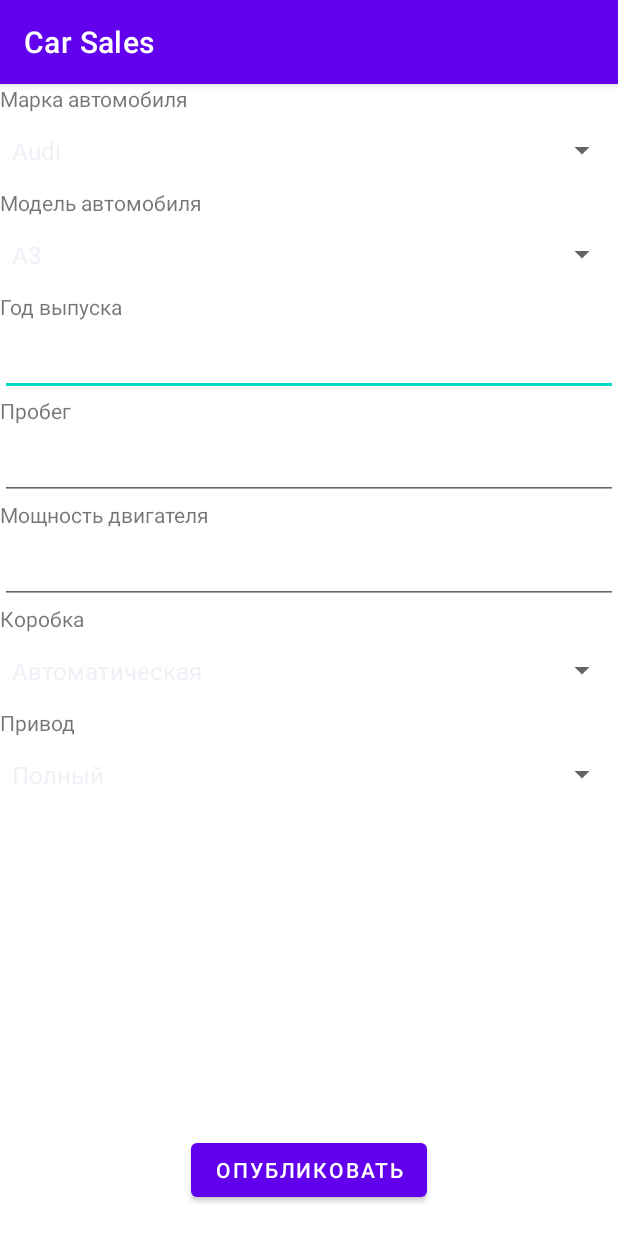
After one commit to Odyvannnn/CarSales, an Android app: the AdActivity screen opened directly, with no data from a screen before it, on a phone screen of 412 x 824 dp. The commit adds this screen. Run offline under Robolectric (Android 15) with nearby library versions, the phone set to English and light mode, and no system bars; our stand-ins replace Firebase (no records; nobody signed in at launch, a user with empty details on screens opened directly).

Commit message:
added new activity for ads + connection with firestone db for adding ads to db

```diff
--- a/app/build.gradle
+++ b/app/build.gradle
@@ -44,6 +44,7 @@ dependencies {
     implementation 'androidx.constraintlayout:constraintlayout:2.1.4'
     implementation 'androidx.navigation:navigation-fragment-ktx:2.5.3'
     implementation 'androidx.navigation:navigation-ui-ktx:2.5.3'
+    implementation 'com.google.firebase:firebase-firestore-ktx:24.1.1'
     testImplementation 'junit:junit:4.13.2'
     androidTestImplementation 'androidx.test.ext:junit:1.1.4'
     androidTestImplementation 'androidx.test.espresso:espresso-core:3.5.0'
--- /dev/null
+++ b/app/src/main/java/com/main/carsales/ad/AdActivity.kt
@@ -0,0 +1,90 @@
+package com.main.carsales.ad
+
+import android.content.Intent
+import android.os.Bundle
+import android.view.View
+import android.widget.AdapterView
+import android.widget.ArrayAdapter
+import android.widget.Spinner
+import android.widget.Toast
+import androidx.appcompat.app.AppCompatActivity
+import com.google.firebase.firestore.ktx.firestore
+import com.google.firebase.ktx.Firebase
+import com.main.carsales.R
+import com.main.carsales.databinding.ActivityAdBinding
+import com.main.carsales.main.MainActivity
+
+
+class AdActivity : AppCompatActivity() {
+
+    private lateinit var binding: ActivityAdBinding
+    private val db = Firebase.firestore
+
+    override fun onCreate(savedInstanceState: Bundle?) {
+        super.onCreate(savedInstanceState)
+        binding = ActivityAdBinding.inflate(layoutInflater)
+        setContentView(binding.root)
+
+        binding.publishButton.setOnClickListener{
+            val adInfo = hashMapOf(
+                "car_brand" to binding.carBrand.selectedItem.toString(),
+                "car_model" to binding.carModel.selectedItem.toString(),
+                "year" to binding.year.text.toString(),
+                "mileage" to binding.mileage.text.toString(),
+                "engine_power" to binding.enginePower.text.toString(),
+                "transmission" to binding.transmission.selectedItem.toString(),
+                "car_drive_type" to binding.carDriveType.selectedItem.toString(),
+                "status" to "on_moderation"
+            )
+
+            db.collection("ads").document().set(adInfo)
+                .addOnSuccessListener {
+                    startActivity(Intent(this, MainActivity::class.java))
+                    Toast.makeText(
+                        this, "Объявление отправлено на модерацию",
+                        Toast.LENGTH_SHORT
+                    ).show()
+                }.addOnFailureListener {
+                    Toast.makeText(
+                        this, "Ошибка, попробуйте еще раз",
+                        Toast.LENGTH_SHORT
+                    ).show()
+                }
+        }
+
+        val spinnerBrand = findViewById<Spinner>(R.id.car_brand)
+        val spinnerModel = findViewById<Spinner>(R.id.car_model)
+        val spinnerTransmission = findViewById<Spinner>(R.id.transmission)
+        val spinnerCarDriveType = findViewById<Spinner>(R.id.car_drive_type)
+
+        fun adapterSpinner(array: Array<String>, spinner: Spinner){
+            val adapterSpinner =
+                ArrayAdapter(applicationContext, android.R.layout.simple_spinner_item, array)
+            adapterSpinner.setDropDownViewResource(android.R.layout.simple_spinner_dropdown_item)
+            spinner.adapter = adapterSpinner
+        }
+
+        adapterSpinner(resources.getStringArray(R.array.car_brands), spinnerBrand)
+        adapterSpinner(resources.getStringArray(R.array.car_transmission_array), spinnerTransmission)
+        adapterSpinner(resources.getStringArray(R.array.car_drive_type_array), spinnerCarDriveType)
+
+        binding.carBrand.onItemSelectedListener = object :AdapterView.OnItemSelectedListener{
+            override fun onItemSelected(parent: AdapterView<*>?, view: View?, position: Int, id: Long) {
+                when (position){
+                    0 -> {
+                        adapterSpinner(resources.getStringArray(R.array.audi_models), spinnerModel)
+                    }
+                    1 -> {
+                        adapterSpinner(resources.getStringArray(R.array.bmw_models), spinnerModel)
+                    }
+                    2 -> {
+                        adapterSpinner(resources.getStringArray(R.array.toyota_models), spinnerModel)
+                    }
+                }
+            }
+            override fun onNothingSelected(parent: AdapterView<*>?) {
+            }
+        }
+    }
+
+}
--- a/app/src/main/java/com/main/carsales/main/AccountFragment.kt
+++ b/app/src/main/java/com/main/carsales/main/AccountFragment.kt
@@ -12,7 +12,6 @@ import com.main.carsales.databinding.FragmentAccountBinding
 
 class AccountFragment : Fragment() {
 
-    private lateinit var auth: FirebaseAuth
     private var _binding: FragmentAccountBinding? = null
     private val binding: FragmentAccountBinding
         get() = _binding!!
--- /dev/null
+++ b/app/src/main/res/layout/activity_ad.xml
@@ -0,0 +1,116 @@
+<?xml version="1.0" encoding="utf-8"?>
+<androidx.constraintlayout.widget.ConstraintLayout xmlns:android="http://schemas.android.com/apk/res/android"
+    xmlns:app="http://schemas.android.com/apk/res-auto"
+    xmlns:tools="http://schemas.android.com/tools"
+    android:layout_width="match_parent"
+    android:layout_height="match_parent"
+    tools:context=".ad.AdActivity">
+
+    <LinearLayout
+        android:layout_width="match_parent"
+        android:layout_height="match_parent"
+        android:orientation="vertical"
+        app:layout_constraintBottom_toBottomOf="parent"
+        app:layout_constraintEnd_toEndOf="parent"
+        app:layout_constraintStart_toStartOf="parent"
+        app:layout_constraintTop_toTopOf="parent">
+
+        <TextView
+            android:id="@+id/car_brand_text"
+            android:layout_width="match_parent"
+            android:layout_height="wrap_content"
+            android:text="@string/car_brand" />
+
+        <Spinner
+            android:id="@+id/car_brand"
+            android:layout_width="match_parent"
+            android:layout_height="50dp"
+            android:contentDescription="@string/car_brand"/>
+
+        <TextView
+            android:id="@+id/car_model_text"
+            android:layout_width="match_parent"
+            android:layout_height="wrap_content"
+            android:text="@string/car_model" />
+
+        <Spinner
+            android:id="@+id/car_model"
+            android:layout_width="match_parent"
+            android:layout_height="50dp"
+            android:contentDescription="@string/car_model"/>
+
+        <TextView
+            android:id="@+id/year_text"
+            android:layout_width="match_parent"
+            android:layout_height="wrap_content"
+            android:text="@string/year" />
+
+        <EditText
+            android:id="@+id/year"
+            android:layout_width="match_parent"
+            android:layout_height="50dp"
+            android:inputType="number" />
+
+        <TextView
+            android:id="@+id/mileage_text"
+            android:layout_width="match_parent"
+            android:layout_height="wrap_content"
+            android:text="@string/mileage" />
+
+        <EditText
+            android:id="@+id/mileage"
+            android:layout_width="match_parent"
+            android:layout_height="50dp"
+            android:inputType="number" />
+
+        <TextView
+            android:id="@+id/engine_power_text"
+            android:layout_width="match_parent"
+            android:layout_height="wrap_content"
+            android:text="@string/engine_power" />
+
+        <EditText
+            android:id="@+id/engine_power"
+            android:layout_width="match_parent"
+            android:layout_height="50dp"
+            android:inputType="number" />
+
+        <TextView
+            android:id="@+id/transmission_text"
+            android:layout_width="match_parent"
+            android:layout_height="wrap_content"
+            android:text="@string/transmission" />
+
+        <Spinner
+            android:id="@+id/transmission"
+            android:layout_width="match_parent"
+            android:layout_height="50dp"
+            android:contentDescription="@string/transmission"/>
+
+        <TextView
+            android:id="@+id/car_drive_type_text"
+            android:layout_width="match_parent"
+            android:layout_height="wrap_content"
+            android:text="@string/car_drive_type" />
+
+        <Spinner
+            android:id="@+id/car_drive_type"
+            android:layout_width="match_parent"
+            android:layout_height="50dp"
+            android:contentDescription="@string/car_drive_type"/>
+
+
+    </LinearLayout>
+
+    <Button
+        android:id="@+id/publish_button"
+        android:layout_width="wrap_content"
+        android:layout_height="wrap_content"
+        android:layout_marginBottom="20dp"
+        android:text="Опубликовать"
+        app:layout_constraintBottom_toBottomOf="parent"
+        app:layout_constraintEnd_toEndOf="parent"
+        app:layout_constraintStart_toStartOf="parent" />
+
+
+</androidx.constraintlayout.widget.ConstraintLayout>
--- a/app/src/main/res/navigation/nav_graph.xml
+++ b/app/src/main/res/navigation/nav_graph.xml
@@ -36,4 +36,9 @@
         android:name="com.main.carsales.main.MainActivity"
         android:label="activity_main"
         tools:layout="@layout/activity_main" />
+    <activity
+        android:id="@+id/adActivity"
+        android:name="com.main.carsales.ad.AdActivity"
+        android:label="activity_ad"
+        tools:layout="@layout/activity_ad" />
 </navigation>
--- /dev/null
+++ b/app/src/main/res/values/car_brands_array.xml
@@ -0,0 +1,8 @@
+<?xml version="1.0" encoding="utf-8"?>
+<resources>
+    <string-array name="car_brands">
+        <item>Audi</item>
+        <item>BMW</item>
+        <item>Toyota</item>
+    </string-array>
+</resources>
--- /dev/null
+++ b/app/src/main/res/values/car_models_array.xml
@@ -0,0 +1,18 @@
+<?xml version="1.0" encoding="utf-8"?>
+<resources>
+    <string-array name="audi_models">
+        <item>A3</item>
+        <item>A4</item>
+        <item>Q7</item>
+    </string-array>
+    <string-array name="bmw_models">
+        <item>3</item>
+        <item>7</item>
+        <item>X5</item>
+    </string-array>
+    <string-array name="toyota_models">
+        <item>Camry</item>
+        <item>Land Cruiser</item>
+        <item>RAV4</item>
+    </string-array>
+</resources>
--- a/app/src/main/res/values/strings.xml
+++ b/app/src/main/res/values/strings.xml
@@ -17,6 +17,25 @@
     <string name="go_to_register">Нет аккаунта?</string>
     <string name="name">Имя</string>
     <string name="signOut">Выход</string>
-    <!-- TODO: Remove or change this placeholder text -->
-    <string name="hello_blank_fragment">Hello blank fragment</string>
+
+    <string name="car_brand">Марка автомобиля</string>
+    <string name="car_model">Модель автомобиля</string>
+    <string name="mileage">Пробег</string>
+    <string name="year">Год выпуска</string>
+    <string name="engine_power">Мощность двигателя</string>
+    <string name="transmission">Коробка</string>
+    <string name="car_drive_type">Привод</string>
+
+    <string-array name="car_transmission_array">
+        <item>Автоматическая</item>
+        <item>Ручная</item>
+        <item>Вариатор</item>
+        <item>Робот</item>
+    </string-array>
+    <string-array name="car_drive_type_array">
+        <item>Полный</item>
+        <item>Передний</item>
+        <item>Задний</item>
+    </string-array>
+
 </resources>
```
Also changed, not shown: app/src/main/AndroidManifest.xml (+7 -4 lines), app/src/main/java/com/main/carsales/main/AddAdFragment.kt (+18 -2 lines), app/src/main/res/layout/fragment_add_ad.xml (+25 -6 lines).
